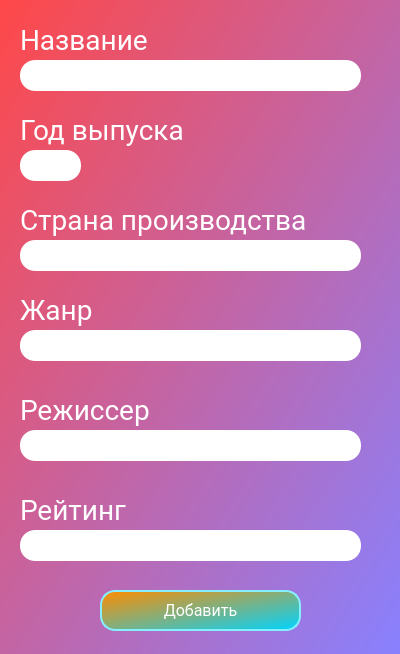
First picture: the form in add_dialog.ui, repository Surrender2k/PyQt6_kinopoisk, before the edit.
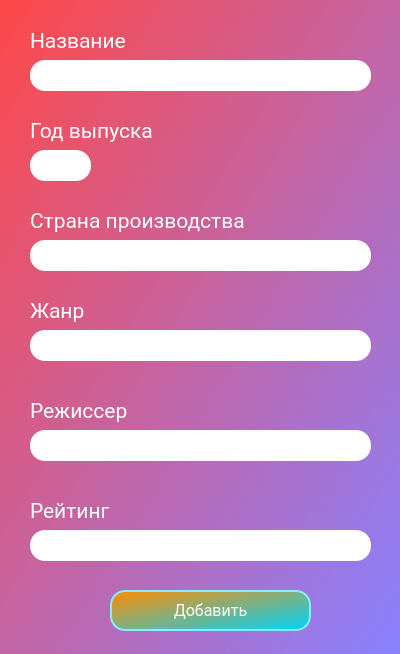
Second picture: the form after the edit.

```diff
--- a/add_dialog.ui
+++ b/add_dialog.ui
@@ -10,15 +10,40 @@
     <height>654</height>
    </rect>
   </property>
+  <property name="minimumSize">
+   <size>
+    <width>400</width>
+    <height>654</height>
+   </size>
+  </property>
+  <property name="maximumSize">
+   <size>
+    <width>400</width>
+    <height>654</height>
+   </size>
+  </property>
   <property name="windowTitle">
    <string>Dialog</string>
   </property>
   <property name="styleSheet">
-   <string notr="true">QDialog#AddDialog{
+   <string notr="true"/>
+  </property>
+  <widget class="QWidget" name="widget" native="true">
+   <property name="geometry">
+    <rect>
+     <x>0</x>
+     <y>0</y>
+     <width>400</width>
+     <height>654</height>
+    </rect>
+   </property>
+   <property name="styleSheet">
+    <string notr="true">QWidget#widget{
 	background-color: qlineargradient(spread:pad, x1:0, y1:0, x2:1, y2:1, stop:0 rgba(255, 72, 72, 255), stop:1 rgba(136, 129, 255, 255));
 }
 
 QPushButton{
+	
 	background-color: qlineargradient(spread:pad, x1:0, y1:0, x2:1, y2:1, stop:0 rgba(255, 140, 0, 255), stop:1 rgba(0, 212, 255, 255));
 	border: 2px solid #85efff;
 	border-radius: 15px;	
@@ -33,21 +58,87 @@
 }
 
 QLabel{
-	font-family: roboto;
-	font-size: 28px;
 	color: rgb(255, 255, 255);
 }
-
 QLineEdit{
 	border-radius: 15px;
 	font-family: roboto;
 	font-size: 20px;
-}</string>
-  </property>
+}
+
+</string>
+   </property>
+   <widget class="QPushButton" name="addButton">
+    <property name="geometry">
+     <rect>
+      <x>110</x>
+      <y>590</y>
+      <width>201</width>
+      <height>41</height>
+     </rect>
+    </property>
+    <property name="text">
+     <string>Добавить</string>
+    </property>
+   </widget>
+   <widget class="QLabel" name="label_5">
+    <property name="geometry">
+     <rect>
+      <x>30</x>
+      <y>390</y>
+      <width>161</width>
+      <height>41</height>
+     </rect>
+    </property>
+    <property name="font">
+     <font>
+      <family>Roboto</family>
+      <pointsize>16</pointsize>
+     </font>
+    </property>
+    <property name="text">
+     <string>Режиссер</string>
+    </property>
+   </widget>
+   <widget class="QLineEdit" name="directorEdit">
+    <property name="geometry">
+     <rect>
+      <x>30</x>
+      <y>430</y>
+      <width>341</width>
+      <height>31</height>
+     </rect>
+    </property>
+    <property name="font">
+     <font>
+      <family>roboto</family>
+      <pointsize>-1</pointsize>
+     </font>
+    </property>
+   </widget>
+   <widget class="QLabel" name="label_4">
+    <property name="geometry">
+     <rect>
+      <x>30</x>
+      <y>290</y>
+      <width>101</width>
+      <height>41</height>
+     </rect>
+    </property>
+    <property name="font">
+     <font>
+      <family>Roboto</family>
+      <pointsize>16</pointsize>
+     </font>
+    </property>
+    <property name="text">
+     <string>Жанр</string>
+    </property>
+   </widget>
   <widget class="QLabel" name="label">
    <property name="geometry">
     <rect>
-     <x>20</x>
+      <x>30</x>
      <y>20</y>
      <width>141</width>
      <height>41</height>
@@ -55,8 +146,8 @@
    </property>
    <property name="font">
     <font>
-     <family>roboto</family>
-     <pointsize>-1</pointsize>
+      <family>Roboto</family>
+      <pointsize>16</pointsize>
     </font>
    </property>
    <property name="text">
@@ -66,7 +157,7 @@
   <widget class="QLineEdit" name="nameEdit">
    <property name="geometry">
     <rect>
-     <x>20</x>
+      <x>30</x>
      <y>60</y>
      <width>341</width>
      <height>31</height>
@@ -82,7 +173,7 @@
   <widget class="QLabel" name="label_2">
    <property name="geometry">
     <rect>
-     <x>20</x>
+      <x>30</x>
      <y>110</y>
      <width>181</width>
      <height>41</height>
@@ -90,8 +181,8 @@
    </property>
    <property name="font">
     <font>
-     <family>roboto</family>
-     <pointsize>-1</pointsize>
+      <family>Roboto</family>
+      <pointsize>16</pointsize>
     </font>
    </property>
    <property name="text">
@@ -101,7 +192,7 @@
   <widget class="QLineEdit" name="yearEdit">
    <property name="geometry">
     <rect>
-     <x>20</x>
+      <x>30</x>
      <y>150</y>
      <width>61</width>
      <height>31</height>
@@ -117,7 +208,7 @@
   <widget class="QLabel" name="label_3">
    <property name="geometry">
     <rect>
-     <x>20</x>
+      <x>30</x>
      <y>200</y>
      <width>301</width>
      <height>41</height>
@@ -125,18 +216,34 @@
    </property>
    <property name="font">
     <font>
-     <family>roboto</family>
-     <pointsize>-1</pointsize>
+      <family>Roboto</family>
+      <pointsize>16</pointsize>
     </font>
    </property>
    <property name="text">
     <string>Страна производства</string>
    </property>
   </widget>
+   <widget class="QLineEdit" name="ratingEdit">
+    <property name="geometry">
+     <rect>
+      <x>30</x>
+      <y>530</y>
+      <width>341</width>
+      <height>31</height>
+     </rect>
+    </property>
+    <property name="font">
+     <font>
+      <family>roboto</family>
+      <pointsize>-1</pointsize>
+     </font>
+    </property>
+   </widget>
   <widget class="QLineEdit" name="countryEdit">
    <property name="geometry">
     <rect>
-     <x>20</x>
+      <x>30</x>
      <y>240</y>
      <width>341</width>
      <height>31</height>
@@ -149,80 +256,10 @@
     </font>
    </property>
   </widget>
-  <widget class="QLabel" name="label_4">
-   <property name="geometry">
-    <rect>
-     <x>20</x>
-     <y>290</y>
-     <width>101</width>
-     <height>41</height>
-    </rect>
-   </property>
-   <property name="font">
-    <font>
-     <family>roboto</family>
-     <pointsize>-1</pointsize>
-    </font>
-   </property>
-   <property name="text">
-    <string>Жанр</string>
-   </property>
-  </widget>
-  <widget class="QLineEdit" name="genreEdit">
-   <property name="geometry">
-    <rect>
-     <x>20</x>
-     <y>330</y>
-     <width>341</width>
-     <height>31</height>
-    </rect>
-   </property>
-   <property name="font">
-    <font>
-     <family>roboto</family>
-     <pointsize>-1</pointsize>
-    </font>
-   </property>
-  </widget>
-  <widget class="QLabel" name="label_5">
-   <property name="geometry">
-    <rect>
-     <x>20</x>
-     <y>390</y>
-     <width>161</width>
-     <height>41</height>
-    </rect>
-   </property>
-   <property name="font">
-    <font>
-     <family>roboto</family>
-     <pointsize>-1</pointsize>
-    </font>
-   </property>
-   <property name="text">
-    <string>Режиссер</string>
-   </property>
-  </widget>
-  <widget class="QLineEdit" name="directorEdit">
-   <property name="geometry">
-    <rect>
-     <x>20</x>
-     <y>430</y>
-     <width>341</width>
-     <height>31</height>
-    </rect>
-   </property>
-   <property name="font">
-    <font>
-     <family>roboto</family>
-     <pointsize>-1</pointsize>
-    </font>
-   </property>
-  </widget>
   <widget class="QLabel" name="label_6">
    <property name="geometry">
     <rect>
-     <x>20</x>
+      <x>30</x>
      <y>490</y>
      <width>141</width>
      <height>41</height>
@@ -230,19 +267,19 @@
    </property>
    <property name="font">
     <font>
-     <family>roboto</family>
-     <pointsize>-1</pointsize>
+      <family>Roboto</family>
+      <pointsize>16</pointsize>
     </font>
    </property>
    <property name="text">
     <string>Рейтинг</string>
    </property>
   </widget>
-  <widget class="QLineEdit" name="ratingEdit">
+   <widget class="QLineEdit" name="genreEdit">
    <property name="geometry">
     <rect>
-     <x>20</x>
-     <y>530</y>
+      <x>30</x>
+      <y>330</y>
      <width>341</width>
      <height>31</height>
     </rect>
@@ -254,18 +291,6 @@
     </font>
    </property>
   </widget>
-  <widget class="QPushButton" name="addButton">
-   <property name="geometry">
-    <rect>
-     <x>100</x>
-     <y>590</y>
-     <width>201</width>
-     <height>41</height>
-    </rect>
-   </property>
-   <property name="text">
-    <string>Добавить</string>
-   </property>
   </widget>
  </widget>
  <resources/>
```
Lines whose indentation alone changed are shown as unchanged.
